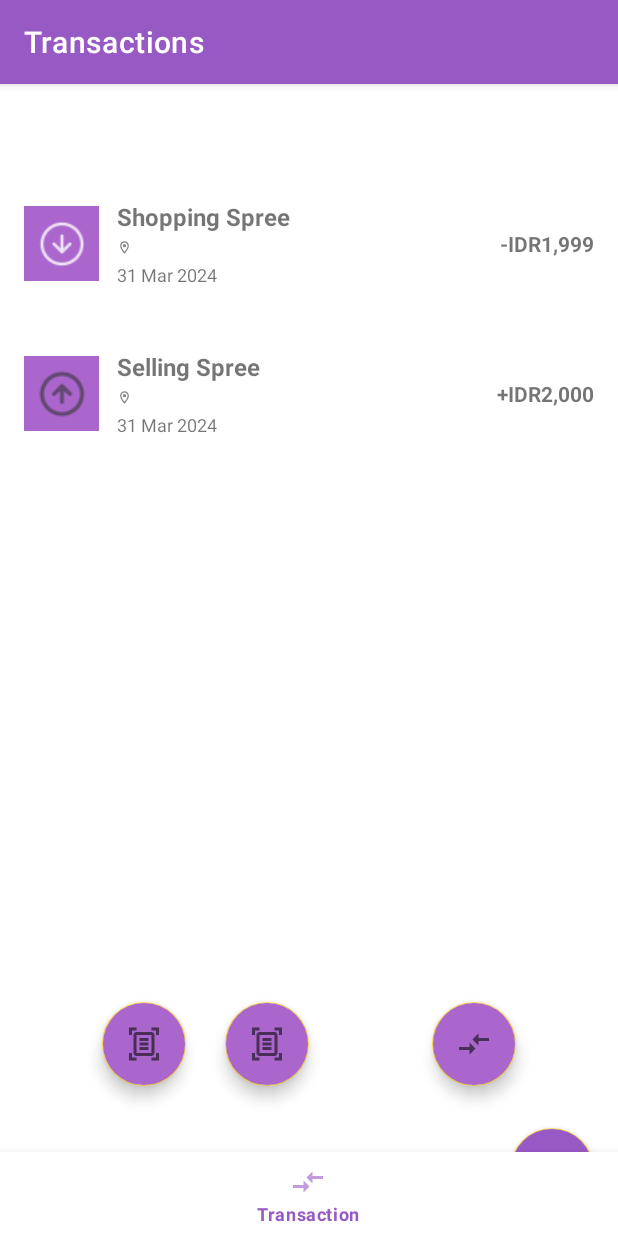
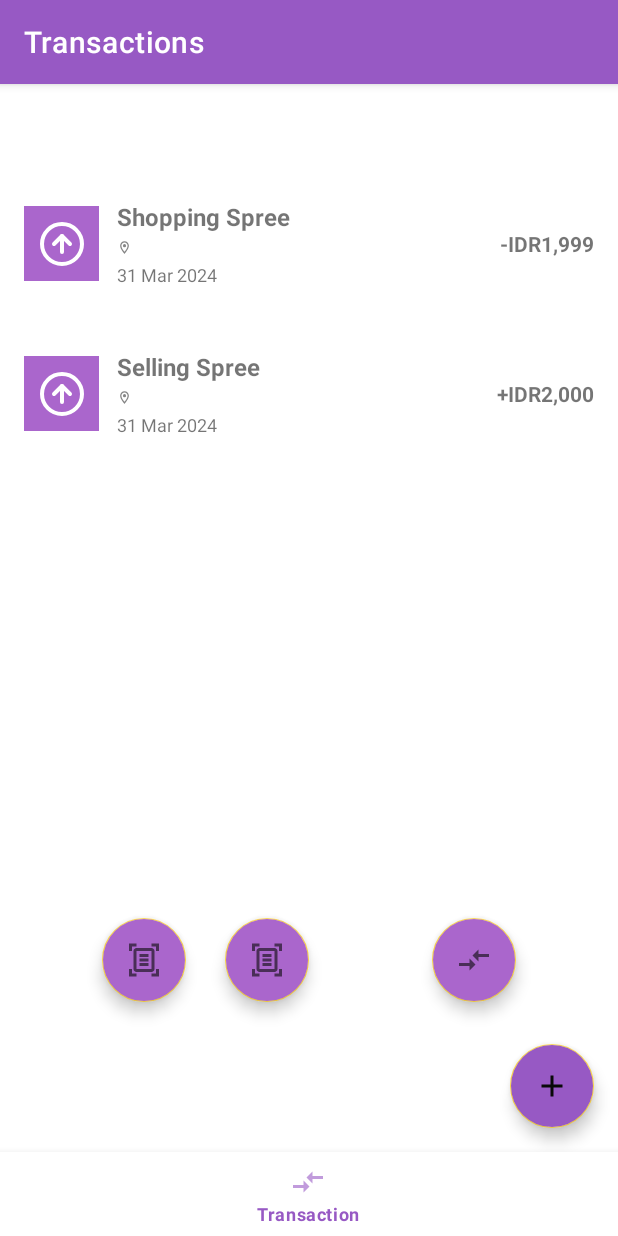
Before and after one commit to liviaarumsari/android-transaction-manager, an Android app: the screen it shows after launch (MainActivity), on a phone screen of 412 x 824 dp. Run offline under Robolectric (Android 15) with nearby library versions, the phone set to English and light mode, and no system bars; our stand-ins replace Room's generated code, navigation-ui.

Commit message:
chore: change arrow icons to svg

```diff
--- /dev/null
+++ b/app/src/main/res/drawable/ic_circle_arrow_up.xml
@@ -0,0 +1,27 @@
+<vector xmlns:android="http://schemas.android.com/apk/res/android"
+    android:width="32dp"
+    android:height="32dp"
+    android:viewportWidth="32"
+    android:viewportHeight="32">
+  <path
+      android:pathData="M16,29.333C23.364,29.333 29.333,23.364 29.333,16C29.333,8.636 23.364,2.667 16,2.667C8.636,2.667 2.667,8.636 2.667,16C2.667,23.364 8.636,29.333 16,29.333Z"
+      android:strokeLineJoin="round"
+      android:strokeWidth="2.66667"
+      android:fillColor="#00000000"
+      android:strokeColor="#ffffff"
+      android:strokeLineCap="round"/>
+  <path
+      android:pathData="M21.333,16L16,10.667L10.667,16"
+      android:strokeLineJoin="round"
+      android:strokeWidth="2.66667"
+      android:fillColor="#00000000"
+      android:strokeColor="#ffffff"
+      android:strokeLineCap="round"/>
+  <path
+      android:pathData="M16,21.333V10.667"
+      android:strokeLineJoin="round"
+      android:strokeWidth="2.66667"
+      android:fillColor="#00000000"
+      android:strokeColor="#ffffff"
+      android:strokeLineCap="round"/>
+</vector>
--- a/app/src/main/res/layout/activity_main.xml
+++ b/app/src/main/res/layout/activity_main.xml
@@ -22,9 +22,9 @@
         android:id="@+id/nav_host_fragment_activity_main"
         android:name="androidx.navigation.fragment.NavHostFragment"
         android:layout_width="match_parent"
-        android:layout_height="match_parent"
+        android:layout_height="0dp"
         app:defaultNavHost="true"
-        app:layout_constraintBottom_toTopOf="@id/nav_view"
+        app:layout_constraintBottom_toTopOf="@+id/nav_view"
         app:layout_constraintLeft_toLeftOf="parent"
         app:layout_constraintRight_toRightOf="parent"
         app:layout_constraintTop_toTopOf="parent"
--- a/app/src/main/res/layout/item_transaction_row_item.xml
+++ b/app/src/main/res/layout/item_transaction_row_item.xml
@@ -21,7 +21,7 @@
             android:id="@+id/ivTrxIcon"
             android:layout_width="32dp"
             android:layout_height="32dp"
-            android:src="@drawable/ic_circle_arrow_down"
+            android:src="@drawable/ic_circle_arrow_up"
             app:layout_constraintBottom_toBottomOf="parent"
             app:layout_constraintEnd_toEndOf="parent"
             app:layout_constraintStart_toStartOf="parent"
```
Also changed, not shown: app/src/main/res/drawable/ic_circle_arrow_down.xml (added, +27 -0 lines), app/src/main/res/drawable-hdpi/ic_circle_arrow_down.png (deleted), app/src/main/res/drawable-hdpi/ic_circle_arrow_up.png (deleted), app/src/main/res/drawable-mdpi/ic_circle_arrow_down.png (deleted), app/src/main/res/drawable-mdpi/ic_circle_arrow_up.png (deleted), app/src/main/res/drawable-xhdpi/ic_circle_arrow_down.png (deleted), app/src/main/res/drawable-xhdpi/ic_circle_arrow_up.png (deleted), app/src/main/res/drawable-xxhdpi/ic_circle_arrow_down.png (deleted), app/src/main/res/drawable-xxhdpi/ic_circle_arrow_up.png (deleted), app/src/main/res/drawable-xxxhdpi/ic_circle_arrow_down.png (deleted), app/src/main/res/drawable-xxxhdpi/ic_circle_arrow_up.png (deleted).
